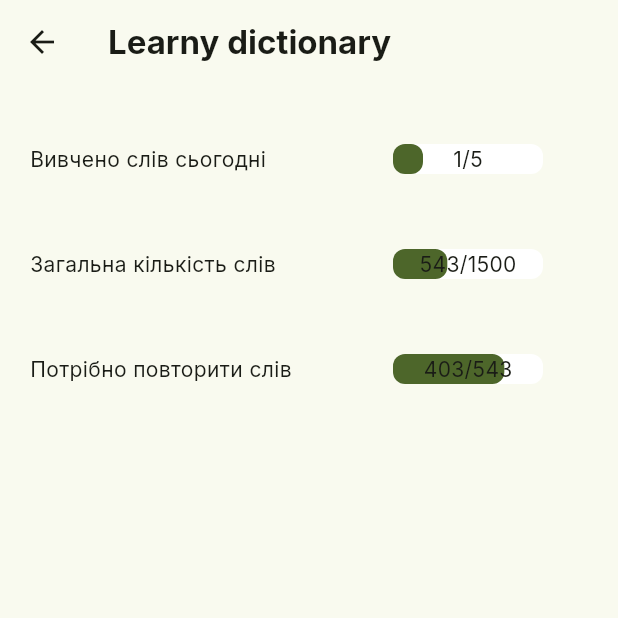
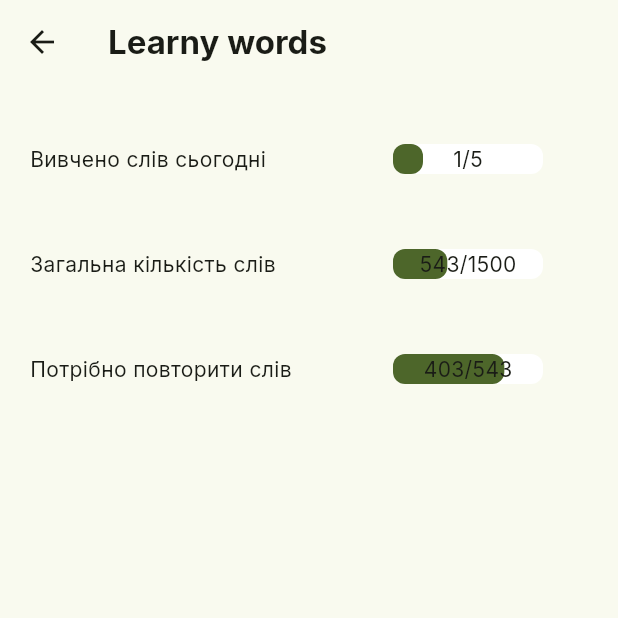
Before and after one commit to SchepardCat/studrow, a Flutter app: the AccountPage screen opened directly, on a phone screen of 412 x 824 dp, the top half of it. Run offline on Flutter 3.47's test engine with Material 3 defaults, Android fonts, the phone set to English and light mode, and no system bars; drawn by our look-alikes of percent_indicator; our stand-ins replace auto_route, flip_card, flutter_spinkit, google_fonts, swipe_cards.

Commit message:
finished route folders and dictionary

```diff
--- a/lib/features/account/account_page.dart
+++ b/lib/features/account/account_page.dart
@@ -16,7 +16,7 @@ class _AccountPageState extends State<AccountPage> {
   Widget build(BuildContext context) {
     return Scaffold(
       appBar: AppBar(
-        title: Text("Learny dictionary"),),
+        title: Text("Learny words"),),
       body: Container(
           child: Padding(
             padding: const EdgeInsets.all(20.0),
--- a/lib/features/dictionary/presentation/pages/dictionary_word_list.dart
+++ b/lib/features/dictionary/presentation/pages/dictionary_word_list.dart
@@ -1,6 +1,7 @@
+import 'package:auto_route/auto_route.dart';
 import 'package:flutter/material.dart';
 import 'package:studrow/features/dictionary/presentation/widgets/word_list/word_list.dart';
-import 'package:auto_route/auto_route.dart';
+
 
 @RoutePage()
 class WordsListPage extends StatelessWidget {
--- a/lib/features/lists/presentation/pages/dictionary_folder_list.dart
+++ b/lib/features/lists/presentation/pages/dictionary_folder_list.dart
@@ -1,9 +1,7 @@
 import 'package:flutter/material.dart';
-import 'package:auto_route/auto_route.dart';
-
 import '../widgets/folder_list/folders_list.dart';
 
-@RoutePage()
+
 class FoldersListPage extends StatelessWidget {
   const FoldersListPage({super.key});
 
--- a/lib/features/lists/presentation/widgets/folder_list/folder_item_list.dart
+++ b/lib/features/lists/presentation/widgets/folder_list/folder_item_list.dart
@@ -32,7 +32,7 @@ class _FolderItemListState extends State<FolderItemList> {
             leading: Icon(Icons.folder),
             title: Text('Entry ${listData[index]}'),
             onTap: () {
-              AutoRouter.of(context).push(WordsListRoute());
+              AutoRouter.of(context).push(DictionaryRoute());
             },
             trailing: Icon(Icons.arrow_forward, ),
           ),
--- a/lib/features/lists/router/folders_routes.dart
+++ b/lib/features/lists/router/folders_routes.dart
@@ -1,5 +1,4 @@
 import 'package:auto_route/auto_route.dart';
-import 'package:studrow/features/lists/router/folder_route_wrapper_screen.dart';
 import 'package:studrow/router/router.dart';
 
 abstract class ListRoutes {
@@ -7,7 +6,8 @@ abstract class ListRoutes {
     page: ListWrapperRoute.page,
     children: [
       AutoRoute(page: FoldersRoute.page, initial: true),
-      AutoRoute(page: WordsListRoute.page),
+      AutoRoute(page: WordDetailsRoute.page),
+      AutoRoute(page: DictionaryRoute.page),
     ],
   );
 }
--- a/lib/features/repeat/exam_page.dart
+++ b/lib/features/repeat/exam_page.dart
@@ -14,7 +14,7 @@ class _RepeatPageState extends State<RepeatPage> {
   Widget build(BuildContext context) {
     return Scaffold(
         appBar: AppBar(
-          title: Text("Learny dictionary"),),
+          title: Text("Learny words"),),
         body: Container()
     );
   }
--- a/lib/features/study/presentation/pages/study_page.dart
+++ b/lib/features/study/presentation/pages/study_page.dart
@@ -69,7 +69,7 @@ class _StudyPageState extends State<StudyPage> {
     return Scaffold(
         key: _scaffoldKey,
         appBar: AppBar(
-          title: Text("Learny dictionary"),),
+          title: Text("Learny words"),),
         body: !StSetting.isFinishedLearn? Center(
           child: Padding(
             padding: const EdgeInsets.all(15.0),
--- a/lib/router/router.dart
+++ b/lib/router/router.dart
@@ -1,10 +1,10 @@
 import 'package:auto_route/auto_route.dart';
+import 'package:studrow/features/lists/router/folders_routes.dart';
 
 import '../features/account/account_page.dart';
-import '../features/lists/presentation/pages/dictionary_folder_list.dart';
 import '../features/dictionary/presentation/pages/dictionary_page.dart';
 import '../features/dictionary/presentation/pages/dictionary_word_list.dart';
-import '../features/dictionary/presentation/pages/word_details_page.dart';
+import '../features/word/presentation/pages/word_details_page.dart';
 import '../features/dictionary/router/dictionary_route_wrapper_screen.dart';
 import '../features/dictionary/router/dictionary_routes.dart';
 import '../features/lists/presentation/pages/folders_page.dart';
@@ -40,10 +40,7 @@ class AppRouter extends _$AppRouter {
               page: RepeatRoute.page,
               path: 'repeat'
           ),
-          AutoRoute(
-              page: FoldersRoute.page,
-              path: 'folders'
-          ),
+          ListRoutes.routes,
           DictionaryRoutes.routes,
           AutoRoute(
               page: SettingsRoute.page,
```
Also changed, not shown: lib/features/word/presentation/pages/word_details_page.dart (renamed from lib/features/dictionary/presentation/pages/word_details_page.dart), lib/router/router.gr.dart.
